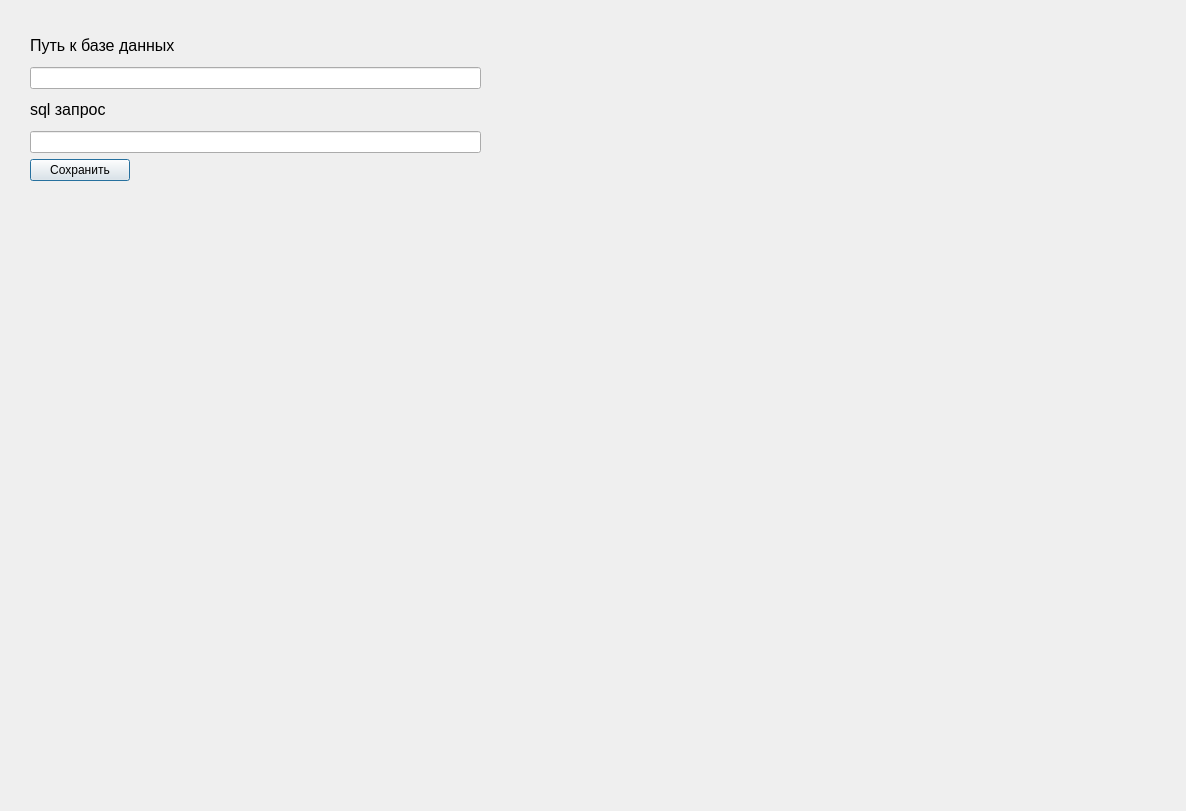
First picture: the form in settings.ui, repository sail004/convertService, before the edit.
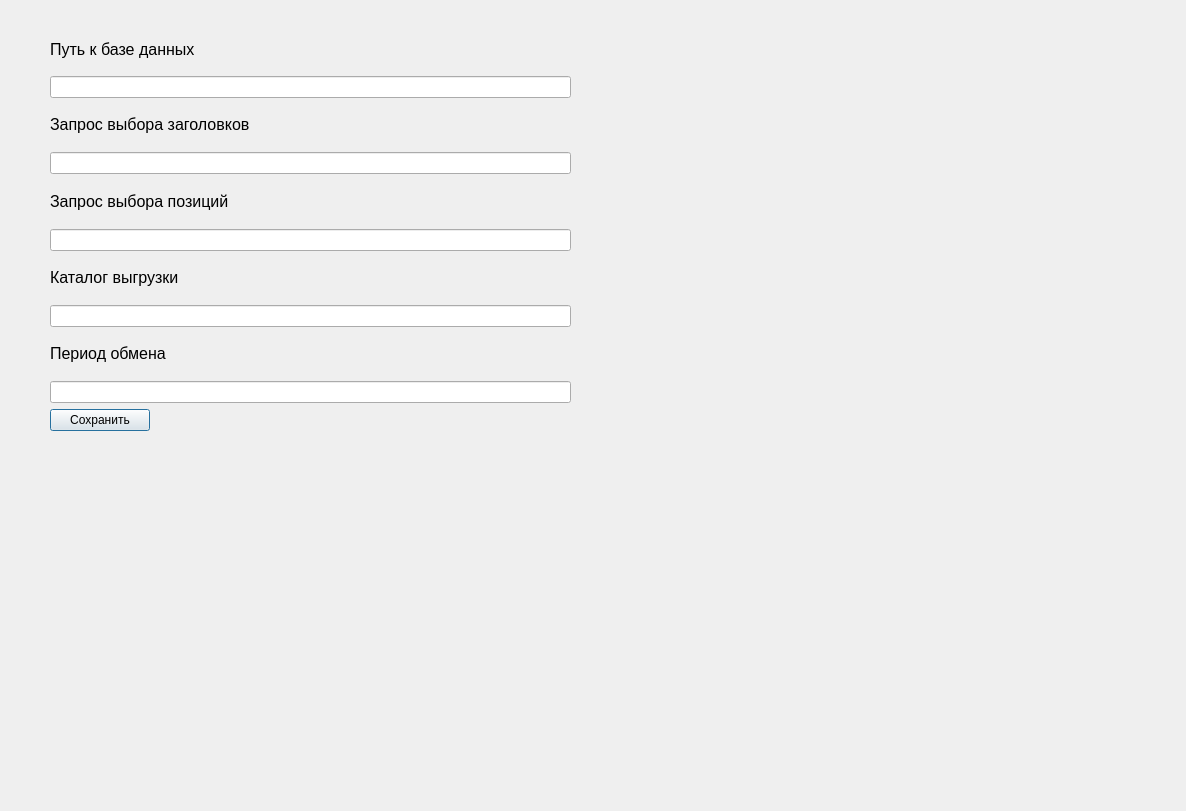
Second picture: the form after the edit.

What changed in the file:
```diff
--- a/settings.ui
+++ b/settings.ui
@@ -16,10 +16,10 @@
   <widget class="QWidget" name="verticalLayoutWidget">
    <property name="geometry">
     <rect>
-     <x>30</x>
+     <x>50</x>
      <y>30</y>
-     <width>451</width>
-     <height>151</height>
+     <width>521</width>
+     <height>401</height>
     </rect>
    </property>
    <layout class="QVBoxLayout" name="verticalLayout">
@@ -43,20 +43,44 @@
      <widget class="QLineEdit" name="db_way"/>
     </item>
     <item>
-     <widget class="QLabel" name="label_2">
-      <property name="maximumSize">
-       <size>
-        <width>16777215</width>
-        <height>40</height>
-       </size>
+     <widget class="QLabel" name="label_3">
+      <property name="text">
+       <string>&lt;html&gt;&lt;head/&gt;&lt;body&gt;&lt;p&gt;&lt;span style=&quot; font-size:12pt;&quot;&gt;Запрос выбора заголовков&lt;/span&gt;&lt;/p&gt;&lt;/body&gt;&lt;/html&gt;</string>
       </property>
+     </widget>
+    </item>
+    <item>
+     <widget class="QLineEdit" name="heading_request"/>
+    </item>
+    <item>
+     <widget class="QLabel" name="label_4">
       <property name="text">
-       <string>&lt;html&gt;&lt;head/&gt;&lt;body&gt;&lt;p&gt;&lt;span style=&quot; font-size:12pt;&quot;&gt;sql запрос&lt;/span&gt;&lt;/p&gt;&lt;/body&gt;&lt;/html&gt;</string>
+       <string>&lt;html&gt;&lt;head/&gt;&lt;body&gt;&lt;p&gt;&lt;span style=&quot; font-size:12pt;&quot;&gt;Запрос выбора позиций&lt;/span&gt;&lt;/p&gt;&lt;/body&gt;&lt;/html&gt;</string>
       </property>
      </widget>
     </item>
     <item>
-     <widget class="QLineEdit" name="sql_request"/>
+     <widget class="QLineEdit" name="position_request"/>
+    </item>
+    <item>
+     <widget class="QLabel" name="label_5">
+      <property name="text">
+       <string>&lt;html&gt;&lt;head/&gt;&lt;body&gt;&lt;p&gt;&lt;span style=&quot; font-size:12pt;&quot;&gt;Каталог выгрузки&lt;/span&gt;&lt;/p&gt;&lt;/body&gt;&lt;/html&gt;</string>
+      </property>
+     </widget>
+    </item>
+    <item>
+     <widget class="QLineEdit" name="upload_directory"/>
+    </item>
+    <item>
+     <widget class="QLabel" name="label_6">
+      <property name="text">
+       <string>&lt;html&gt;&lt;head/&gt;&lt;body&gt;&lt;p&gt;&lt;span style=&quot; font-size:12pt;&quot;&gt;Период обмена&lt;/span&gt;&lt;/p&gt;&lt;/body&gt;&lt;/html&gt;</string>
+      </property>
+     </widget>
+    </item>
+    <item>
+     <widget class="QLineEdit" name="exchange_period"/>
     </item>
     <item>
      <widget class="QPushButton" name="pushButton">
```
